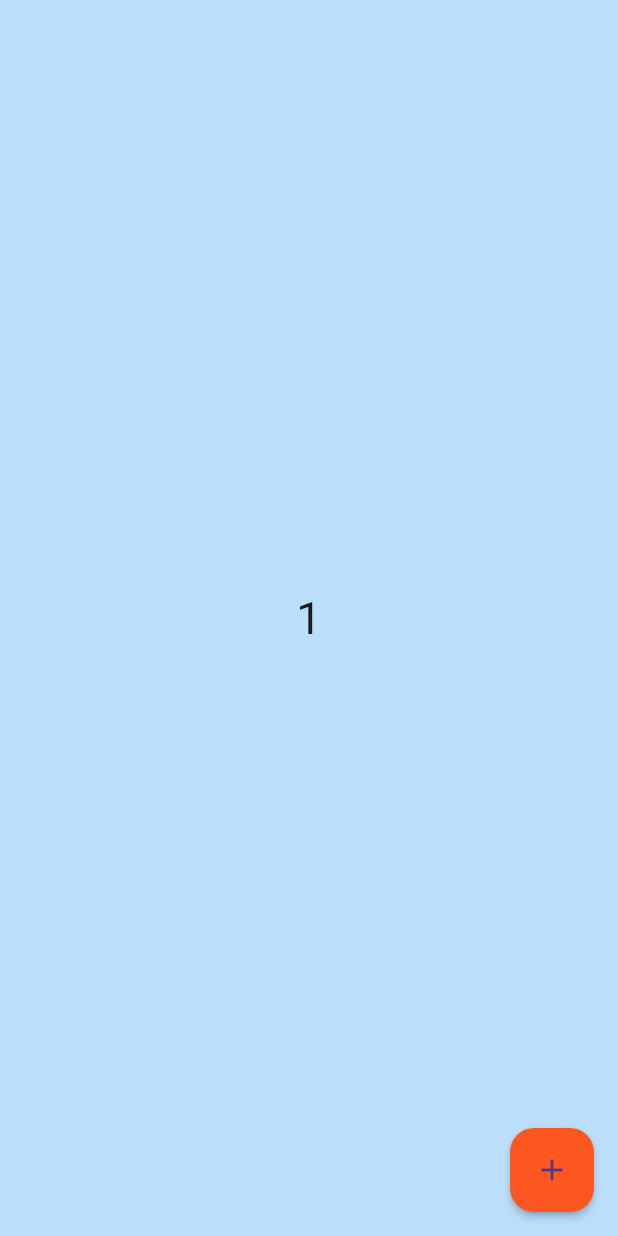
After one commit to aelise17264/flutter_essentials, a Flutter app: the screen it shows after launch, after a tap on the "add" icon, on a phone screen of 412 x 824 dp. The commit adds this screen. Run offline on Flutter 3.47's test engine with Material 3 defaults, Android fonts, the phone set to English and light mode, and no system bars.

Commit message:
stateful widget

```diff
--- a/flutter_application_1/lib/main.dart
+++ b/flutter_application_1/lib/main.dart
@@ -3,6 +3,7 @@
 import 'package:flutter/material.dart';
 import 'package:flutter_application_1/chatpage.dart';
 import 'package:flutter_application_1/landingpage.dart';
+import 'package:flutter_application_1/widgets/counter.dart';
 
 void main() {
   runApp(ChatApp());
@@ -21,7 +22,7 @@ class ChatApp extends StatelessWidget {
               elevation: 2,
               backgroundColor: Colors.deepOrange,
             )),
-        home: ChatPage());
+        home: CounterStateful());
   }
 }
 
--- /dev/null
+++ b/flutter_application_1/lib/widgets/counter.dart
@@ -0,0 +1,37 @@
+// ignore_for_file: prefer_const_constructors
+
+import 'package:flutter/material.dart';
+
+class CounterStateful extends StatefulWidget {
+  const CounterStateful({super.key});
+
+  @override
+  State<CounterStateful> createState() => _CounterStatefulState();
+}
+
+//contains the State class contains the widget's mutable state & the widget's build method
+class _CounterStatefulState extends State<CounterStateful> {
+  int counter = 0;
+  void increment() {
+    //only available in statefulwidgets
+    setState(() {
+      counter++;
+    });
+  }
+
+  @override
+  Widget build(BuildContext context) {
+    return Scaffold(
+        floatingActionButton: FloatingActionButton(
+          child: Icon(Icons.add),
+          onPressed: () {
+            increment();
+          },
+        ),
+        body: Center(
+            child: Text(
+          "$counter",
+          style: TextStyle(fontSize: 30),
+        )));
+  }
+}
```
